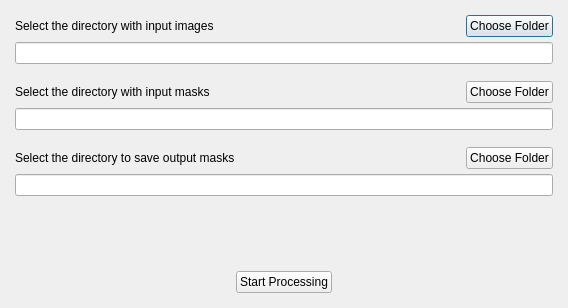
Before: the Qt Designer form dissection_photo/connected_components/DialogSelectFolder.ui in freesurfer/freesurfer, drawn with Qt 5.
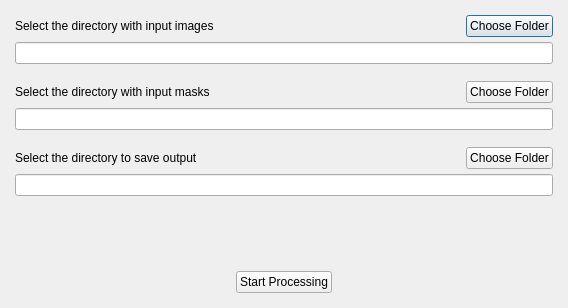
After: the same form once the commit is applied.

Diff of the .ui file:
```diff
--- a/dissection_photo/connected_components/DialogSelectFolder.ui
+++ b/dissection_photo/connected_components/DialogSelectFolder.ui
@@ -140,7 +140,7 @@
      <item>
       <widget class="QLabel" name="label_4">
        <property name="text">
-        <string>Select the directory to save output masks</string>
+        <string>Select the directory to save output</string>
        </property>
       </widget>
      </item>
```
